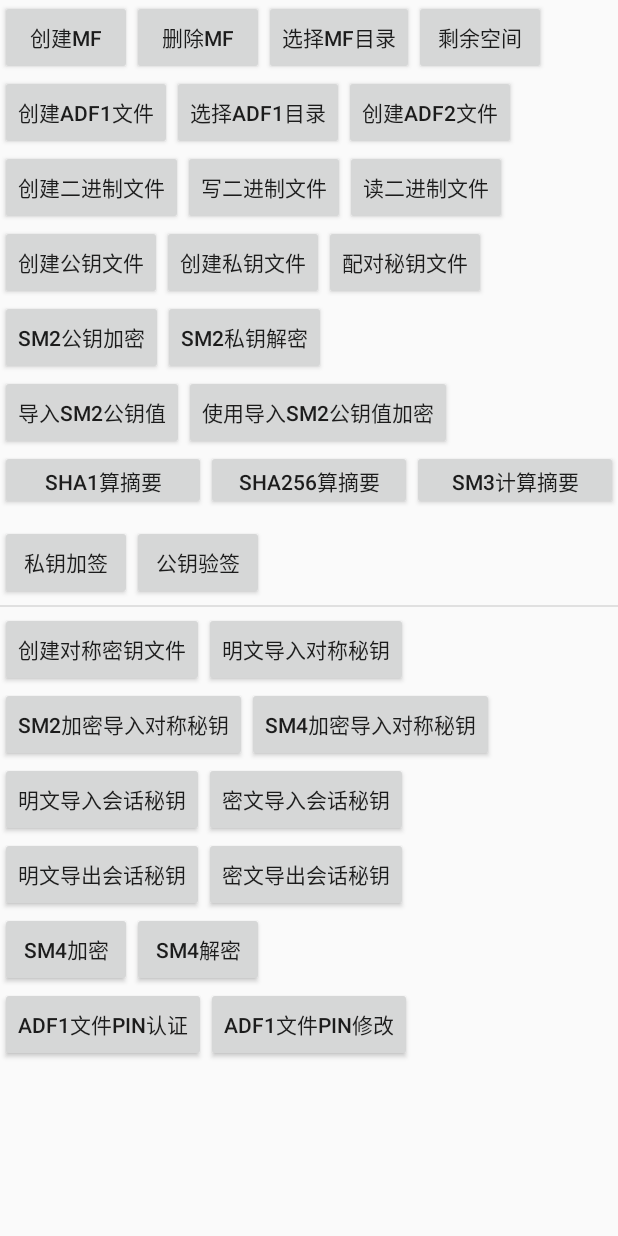
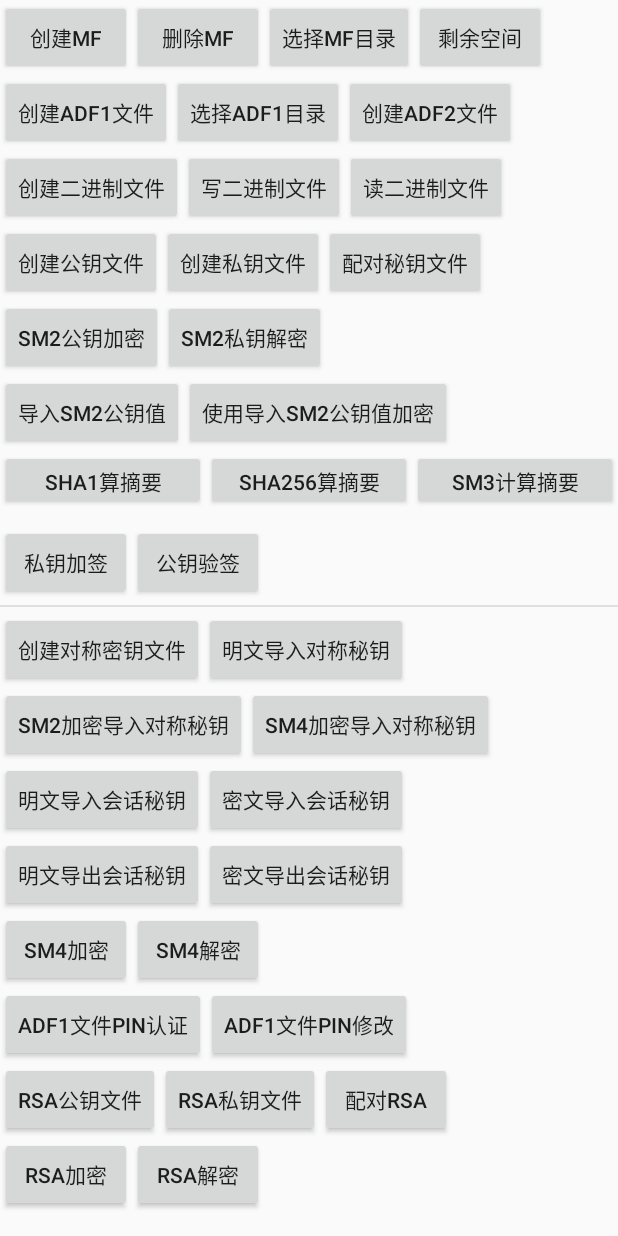
Before and after one commit to lianzhen/MT2, an Android app: the screen it shows after launch (TestAty), after a tap on "创建MF", on a phone screen of 412 x 824 dp. Run offline under Robolectric (Android 15) with nearby library versions, the phone set to English and light mode, and no system bars; our stand-ins replace ButterKnife.

Commit message:
RSA加密解密

```diff
--- a/app/src/main/AndroidManifest.xml
+++ b/app/src/main/AndroidManifest.xml
@@ -33,8 +33,8 @@
                 <category android:name="android.intent.category.LAUNCHER"/>
             </intent-filter>
         </activity>
-        <activity android:name=".MainActivity">
-        </activity>
+        <!--<activity android:name=".MainActivity">-->
+        <!--</activity>-->
     </application>
 
 </manifest>
--- a/app/src/main/java/com/bhz/xinduncard/TestAty.java
+++ b/app/src/main/java/com/bhz/xinduncard/TestAty.java
@@ -56,6 +56,11 @@ public class TestAty extends AppCompatActivity {
     @BindView(R.id.btn_SM4_Dec) Button btnSM4Dec;
     @BindView(R.id.btn_PIN_authenticate) Button btnPINAuthenticate;
     @BindView(R.id.btn_PIN_change) Button btnPINChange;
+    @BindView(R.id.btn_RSA_pubKeyFile) Button btnRSAPubKeyFile;
+    @BindView(R.id.btn_RSA_priKeyFile) Button btnRSAPriKeyFile;
+    @BindView(R.id.btn_RSA_PeiDui) Button btnRSAPeiDui;
+    @BindView(R.id.btn_RSA_Enc) Button btnRSAEnc;
+    @BindView(R.id.btn_RSA_Dec) Button btnRSADec;
     private SafetyCardMT2 mSafetyCardMT2;
     private String TAG = "MT2Util";
     //导出的公钥值
@@ -104,7 +109,8 @@ public class TestAty extends AppCompatActivity {
             R.id.btn_SM4_importSM4Key, R.id.btn_importSessionKey_MingWen,
             R.id.btn_importSessionKey_MiWen, R.id.btn_exportSessionKey_MingWen,
             R.id.btn_exportSessionKey_MiWen, R.id.btn_mt2_size, R.id.btn_SM4_Enc, R.id.btn_SM4_Dec,
-            R.id.btn_PIN_authenticate, R.id.btn_PIN_change
+            R.id.btn_PIN_authenticate, R.id.btn_PIN_change, R.id.btn_RSA_pubKeyFile,
+            R.id.btn_RSA_priKeyFile, R.id.btn_RSA_PeiDui, R.id.btn_RSA_Enc, R.id.btn_RSA_Dec
     })
     public void onClick(View view) {
         switch (view.getId()) {
@@ -140,7 +146,7 @@ public class TestAty extends AppCompatActivity {
                 new Thread(new Runnable() {
                     @Override
                     public void run() {
-                         getCardSize("03", "04");
+                        getCardSize("03", "04");
                     }
                 }).start();
                 break;
@@ -362,6 +368,31 @@ public class TestAty extends AppCompatActivity {
                 break;
             case R.id.btn_PIN_change:
                 changePIN("313233343536", "313233343537");
+                break;
+
+            case R.id.btn_RSA_pubKeyFile:
+                //创建RSA公钥文件
+                MT2Util.createRSAPubKeyFile(mSafetyCardMT2, "0301", "0400");
+                break;
+            case R.id.btn_RSA_priKeyFile:
+                //创建RSA私钥文件
+                MT2Util.createRSAPriKeyFile(mSafetyCardMT2, "0302", "0400");
+                break;
+            case R.id.btn_RSA_PeiDui:
+                //RSA公私钥文件配对
+                String rsaPublicKey = MT2Util.pairRSA(mSafetyCardMT2, "00", "01", "0301", "0302");
+                break;
+            case R.id.btn_RSA_Enc:
+                //RSA公钥加密
+                //String s =
+                //        "你好,hello word!,数据库里东方时空的方式开发胜多负少个开始的覅所数据库里东方时空的方式开发胜多负少个开始的覅所以符合肯定是开发绝对是副科级好丹非数据库里东方时空的方式开发胜多负少个开始的覅所以符合肯定是开发绝对是副科级好丹非素红薯粉丝就好地方惊世毒妃和快递费就好地方房贷峰素红薯粉丝就好地方惊世毒妃和快递费就好地方房贷峰以符合肯定是开发绝对是副科级好丹非素红薯粉丝就好地方惊世毒妃和快递费就好地方房贷峰数据库里东方时空的方式开发胜多负少个开始的覅所以符合肯定是开发绝对是副科级好丹非素红薯粉丝就好地方惊世毒妃和快递费就好地方房贷峰数据库里东方时空的方式开发胜多负少个开始的覅所以符合肯定是开发绝对是副科级好丹非素红薯粉丝就好地方惊世毒妃和快递费就好地方房贷峰";
+                String s="你好,hello word!,数据库里东方时空的方式开发胜多负少个开始的覅所数据库里东方时空的方式开发胜多负少个开始的覅所以符合肯定是开发绝对是副科";
+                sb = MT2Util.rsaPublicKeyEnc(mSafetyCardMT2, "00", "0301", s.getBytes());
+                break;
+            case R.id.btn_RSA_Dec:
+                //RSA私钥解密
+                byte[] b1 = MT2Util.rsaPrivateKeyDec(mSafetyCardMT2, "00", "0302", sb);
+                Log.i(TAG, new String(b1));
                 break;
         }
     }
--- a/app/src/main/res/layout/activity_test_aty.xml
+++ b/app/src/main/res/layout/activity_test_aty.xml
@@ -320,6 +320,48 @@
             android:text="ADF1文件PIN修改"
             />
       </LinearLayout>
+      <LinearLayout
+          android:layout_width="match_parent"
+          android:layout_height="50dp"
+          android:orientation="horizontal"
+          >
+        <Button
+            android:id="@+id/btn_RSA_pubKeyFile"
+            android:layout_width="wrap_content"
+            android:layout_height="match_parent"
+            android:text="RSA公钥文件"
+            />
+        <Button
+            android:id="@+id/btn_RSA_priKeyFile"
+            android:layout_width="wrap_content"
+            android:layout_height="match_parent"
+            android:text="RSA私钥文件"
+            />
+        <Button
+            android:id="@+id/btn_RSA_PeiDui"
+            android:layout_width="wrap_content"
+            android:layout_height="match_parent"
+            android:text="配对RSA"
+            />
+      </LinearLayout>
+      <LinearLayout
+          android:layout_width="match_parent"
+          android:layout_height="50dp"
+          android:orientation="horizontal"
+          >
+        <Button
+            android:id="@+id/btn_RSA_Enc"
+            android:layout_width="wrap_content"
+            android:layout_height="match_parent"
+            android:text="RSA加密"
+            />
+        <Button
+            android:id="@+id/btn_RSA_Dec"
+            android:layout_width="wrap_content"
+            android:layout_height="match_parent"
+            android:text="RSA解密"
+            />
+      </LinearLayout>
     </LinearLayout>
   </ScrollView>
 </LinearLayout>
```
Also changed, not shown: app/src/main/java/mt2/MT2Util.java (+342 -16 lines).
